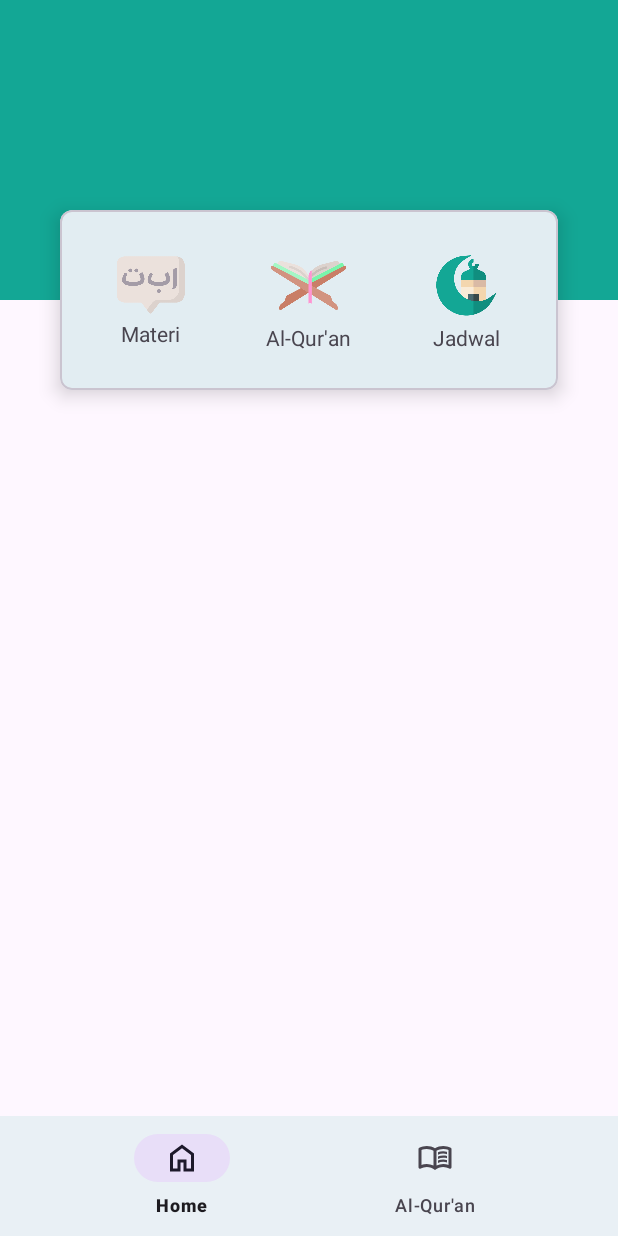
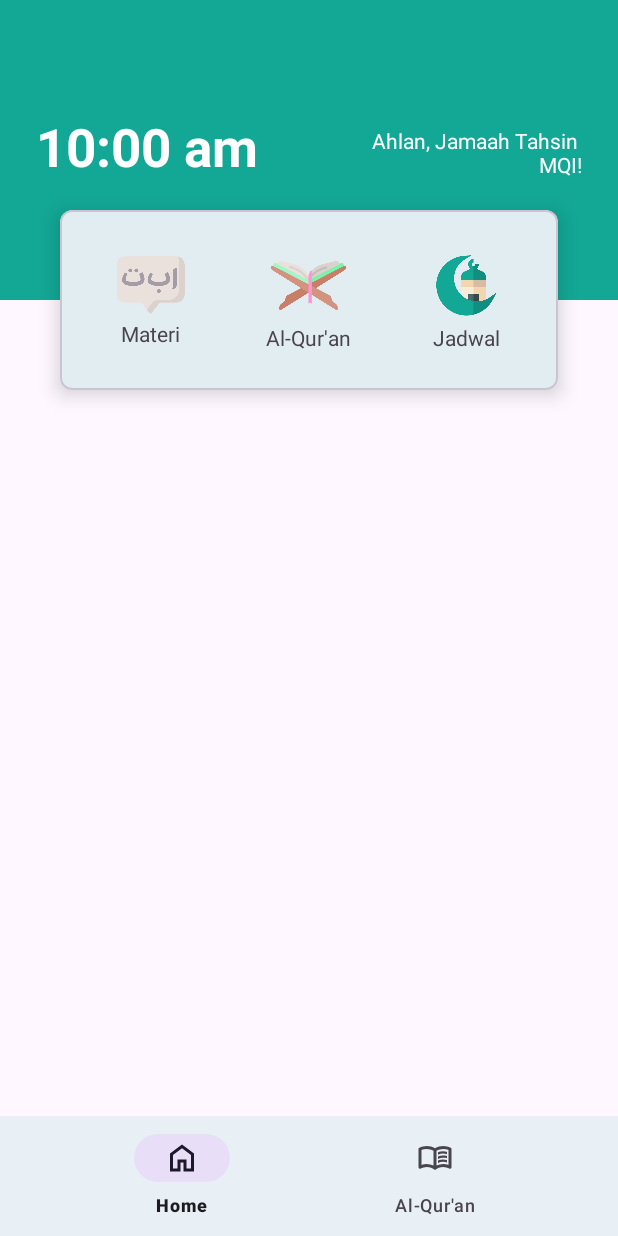
Before and after one commit to e-haikal/TahsinMQI_Android_App, an Android app: the screen it shows after launch (MainActivity), on a phone screen of 412 x 824 dp. Run offline under Robolectric (Android 15) with nearby library versions, the phone set to English and light mode, and no system bars; our stand-ins replace navigation-ui.

Commit message:
fix(home layout), adding placeholder

```diff
--- a/app/src/main/res/layout/fragment_home.xml
+++ b/app/src/main/res/layout/fragment_home.xml
@@ -16,34 +16,67 @@
         app:layout_constraintStart_toStartOf="parent"
         app:layout_constraintTop_toTopOf="parent" />
 
+    <TextView
+        android:id="@+id/tv_placeholder_clock"
+        android:layout_width="wrap_content"
+        android:layout_height="wrap_content"
+        android:text="@string/placeholder_clock"
+        android:textColor="@color/white"
+        android:textSize="@dimen/text_size_heading_extra_large"
+        android:textStyle="bold"
+        android:layout_marginStart="@dimen/margin_large"
+        app:layout_constraintHorizontal_bias="0"
+        app:layout_constraintVertical_bias="0.8"
+        app:layout_constraintBottom_toTopOf="@+id/materialCardView"
+        app:layout_constraintEnd_toStartOf="@+id/tv_placeholder_welcome"
+        app:layout_constraintStart_toStartOf="parent"
+        app:layout_constraintTop_toTopOf="parent" />
+
+
+    <TextView
+        android:id="@+id/tv_placeholder_welcome"
+        android:layout_width="wrap_content"
+        android:layout_height="wrap_content"
+        android:text="@string/placeholder_welcome"
+        android:textAlignment="textEnd"
+        android:textColor="@color/white"
+        android:textSize="@dimen/text_size_caption"
+        android:layout_marginEnd="@dimen/margin_large"
+        app:layout_constraintVertical_bias="0.8"
+        app:layout_constraintBottom_toTopOf="@+id/materialCardView"
+        app:layout_constraintEnd_toEndOf="parent"
+        app:layout_constraintTop_toTopOf="parent" />
+
     <com.google.android.material.card.MaterialCardView
+        android:id="@+id/materialCardView"
         android:layout_width="match_parent"
         android:layout_height="120dp"
-        app:layout_constraintStart_toStartOf="parent"
-        app:layout_constraintEnd_toEndOf="parent"
-        app:layout_constraintTop_toBottomOf="@id/view_background"
-        app:layout_constraintBottom_toBottomOf="@id/view_background"
         android:layout_marginStart="40dp"
         android:layout_marginEnd="40dp"
         app:cardCornerRadius="8dp"
-        app:cardElevation="8dp">
+        app:cardElevation="8dp"
+        app:layout_constraintBottom_toBottomOf="@id/view_background"
+        app:layout_constraintEnd_toEndOf="parent"
+        app:layout_constraintStart_toStartOf="parent"
+        app:layout_constraintTop_toBottomOf="@id/view_background">
 
         <!-- Horizontal LinearLayout for menu items -->
         <LinearLayout
+            android:id="@+id/menu_container"
             android:layout_width="match_parent"
             android:layout_height="match_parent"
+            android:gravity="center"
             android:orientation="horizontal"
             android:padding="8dp"
-            android:weightSum="3"
-            android:gravity="center">
+            android:weightSum="3">
 
             <!-- First menu item -->
             <LinearLayout
                 android:layout_width="0dp"
                 android:layout_height="match_parent"
-                android:orientation="vertical"
                 android:layout_weight="1"
                 android:gravity="center"
+                android:orientation="vertical"
                 android:padding="4dp">
 
                 <ImageView
@@ -51,51 +84,56 @@
                     android:layout_height="45dp"
                     android:contentDescription="Image for Materi"
                     android:src="@drawable/img_material" />
+
                 <TextView
                     android:layout_width="wrap_content"
                     android:layout_height="wrap_content"
-                    android:text="@string/title_material"
-                    android:gravity="center" />
+                    android:gravity="center"
+                    android:text="@string/title_material" />
             </LinearLayout>
 
             <!-- Second menu item -->
             <LinearLayout
                 android:layout_width="0dp"
                 android:layout_height="match_parent"
-                android:orientation="vertical"
                 android:layout_weight="1"
                 android:gravity="center"
+                android:orientation="vertical"
                 android:padding="4dp">
+
                 <ImageView
                     android:layout_width="50dp"
                     android:layout_height="50dp"
-                    android:src="@drawable/img_alquran"
-                    android:contentDescription="Image for Alquran" />
+                    android:contentDescription="Image for Alquran"
+                    android:src="@drawable/img_alquran" />
+
                 <TextView
                     android:layout_width="wrap_content"
                     android:layout_height="wrap_content"
-                    android:text="@string/title_alquran"
-                    android:gravity="center" />
+                    android:gravity="center"
+                    android:text="@string/title_alquran" />
             </LinearLayout>
 
             <!-- Third menu item -->
             <LinearLayout
                 android:layout_width="0dp"
                 android:layout_height="match_parent"
-                android:orientation="vertical"
                 android:layout_weight="1"
                 android:gravity="center"
+                android:orientation="vertical"
                 android:padding="4dp">
+
                 <ImageView
                     android:layout_width="50dp"
                     android:layout_height="50dp"
-                    android:src="@drawable/img_schedule"
-                    android:contentDescription="Image for Jadwal" />
+                    android:contentDescription="Image for Jadwal"
+                    android:src="@drawable/img_schedule" />
+
                 <TextView
                     android:layout_width="wrap_content"
                     android:layout_height="wrap_content"
-                    android:text="@string/title_schedule"
-                    android:gravity="center" />
+                    android:gravity="center"
+                    android:text="@string/title_schedule" />
             </LinearLayout>
 
         </LinearLayout>
--- a/app/src/main/res/values/strings.xml
+++ b/app/src/main/res/values/strings.xml
@@ -2,7 +2,10 @@
     <string name="app_name">TahsinMQI</string>
     <string name="title_home">Home</string>
     <string name="title_alquran">Al-Qur\'an</string>
-
     <string name="title_material">Materi</string>
     <string name="title_schedule">Jadwal</string>
+    <string name="placeholder_clock">10:00 am</string>
+    <string name="placeholder_welcome">Ahlan, Jamaah Tahsin \n MQI!</string>
+
+
 </resources>
```
Also changed, not shown: app/src/main/res/values/dimens.xml (+44 -0 lines).
